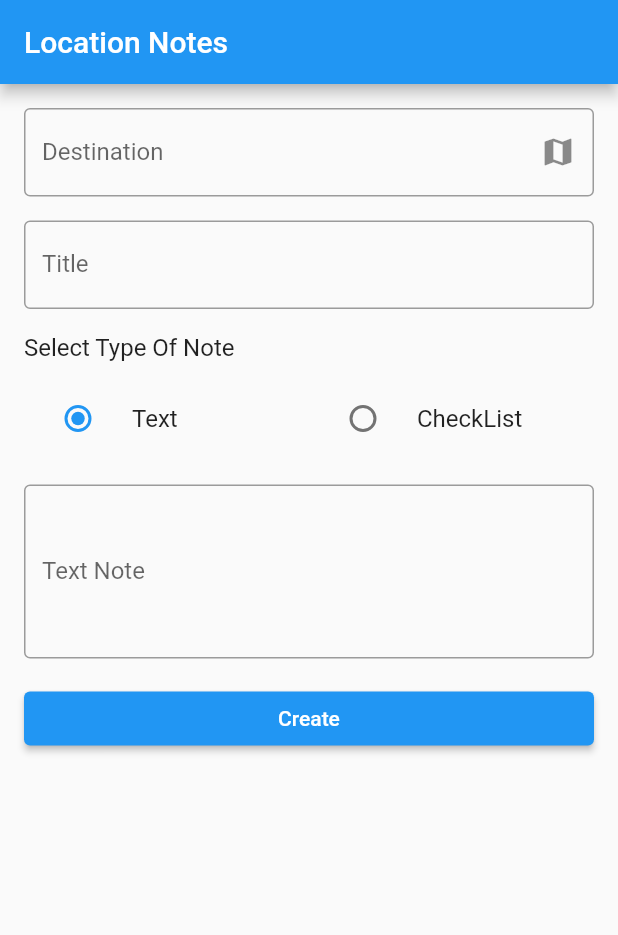
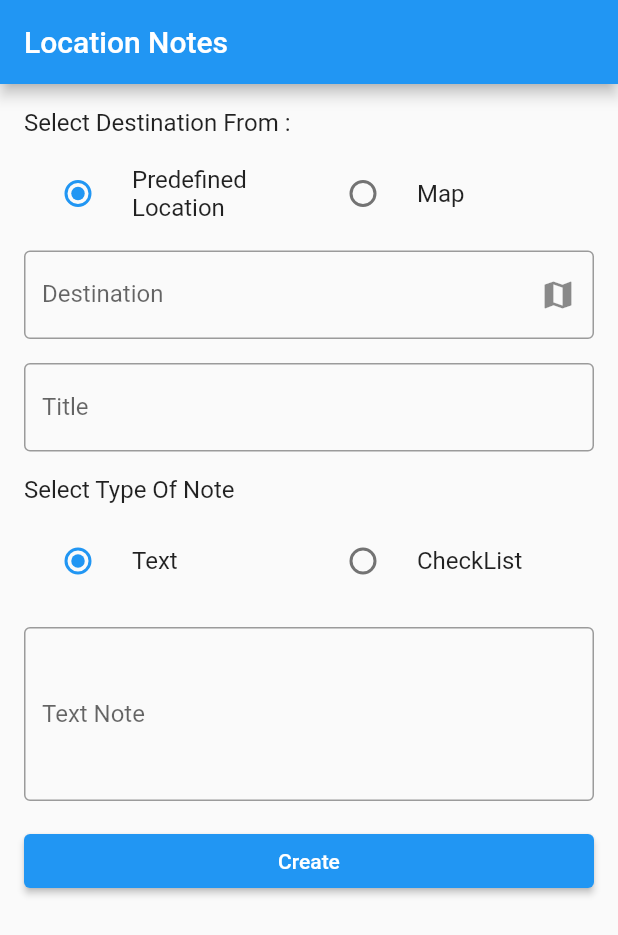
Before and after one commit to MS07062000/To_Do_List_App, a Flutter app: the AddNewNoteView screen opened directly, on a phone screen of 412 x 824 dp. Shown: the top 935 px of the screen. Run offline on Flutter 3.47's test engine with Material 2 defaults, Android fonts, the phone set to English and light mode, and no system bars; our stand-ins replace flutter_local_notifications, geolocator, hive_flutter, vibration; missing offline and left inert: flutter_osm_plugin, pointer_interceptor; accounts and stored records are empty.

Commit message:
Working on adding predefined location

```diff
--- a/lib/AddNoteScreen/add_new_note_view.dart
+++ b/lib/AddNoteScreen/add_new_note_view.dart
@@ -1,6 +1,7 @@
 import 'package:flutter/material.dart';
 import 'package:flutter/services.dart';
 import 'package:flutter_osm_plugin/flutter_osm_plugin.dart';
+import 'package:to_do_list_app/Database/predefined_location_model.dart';
 import 'package:to_do_list_app/Main/bottom_navbar_provider.dart';
 import 'package:to_do_list_app/Database/note_model.dart';
 import 'package:provider/provider.dart';
@@ -19,6 +20,9 @@ class AddNewNoteView extends StatefulWidget {
 
 class _AddNewNoteViewState extends State<AddNewNoteView> {
   final formKey = GlobalKey<FormState>();
+  String _destinationType = 'predefinedLocation';
+  late String _selectedLocation;
+  late List<dynamic> predefinedLocations;
   final TextEditingController _destinationController = TextEditingController();
   final TextEditingController _noteTitleController = TextEditingController();
   final TextEditingController _textNoteController = TextEditingController();
@@ -29,9 +33,13 @@ class _AddNewNoteViewState extends State<AddNewNoteView> {
   @override
   void initState() {
     super.initState();
+    getLocationName();
     if (widget.note != null) {
       // Initialize the form fields with the values from the existing note
+      _destinationType = 'map';
       _destinationController.text = widget.note!.destination;
+      _setSelectedLocation(widget.note!.destination);
+
       _noteTitleController.text = widget.note!.notetitle;
       if (widget.note!.textnote != null) {
         _textNoteController.text = widget.note!.textnote!;
@@ -56,6 +64,7 @@ class _AddNewNoteViewState extends State<AddNewNoteView> {
       _checkListController
           .addAll([TextEditingController(), TextEditingController()]);
       _checklistItems.addAll(['', '']);
+      _setSelectedLocation(null);
     }
   }
 
@@ -68,6 +77,35 @@ class _AddNewNoteViewState extends State<AddNewNoteView> {
     super.dispose();
   }
 
+  void _setSelectedLocation(String? coordinates) async {
+    dynamic locationName = await getLocation(coordinates!);
+    if (locationName != null) {
+      setState(() {
+        _selectedLocation = locationName;
+        _destinationController.text = '';
+        _destinationType = 'predefinedLocation';
+      });
+    } else {
+      setState(() {
+        _selectedLocation = predefinedLocations[0];
+        _destinationType = 'map';
+      });
+    }
+  }
+
+  Future<void> getLocationName() async {
+    List<dynamic> locationList = await getPredefinedLocations();
+    setState(() {
+      predefinedLocations = locationList;
+    });
+  }
+
+  void _onDestinationTypeChanged(String isPredefinedLocation) {
+    setState(() {
+      _destinationType = isPredefinedLocation;
+    });
+  }
+
   void _onDestinationTap() async {
     GeoPoint latLng = await Navigator.of(context).push(
       MaterialPageRoute(
@@ -76,6 +114,12 @@ class _AddNewNoteViewState extends State<AddNewNoteView> {
     );
     setState(() {
       _destinationController.text = '${latLng.latitude}, ${latLng.longitude}';
+    });
+  }
+
+  void _onPredefinedLocation(location) {
+    setState(() {
+      _selectedLocation = location;
     });
   }
 
@@ -118,6 +162,38 @@ class _AddNewNoteViewState extends State<AddNewNoteView> {
             child: Column(
               crossAxisAlignment: CrossAxisAlignment.stretch,
               children: [
+                const Text(
+                  'Select Destination From :',
+                  style: TextStyle(
+                    fontSize: 16.0,
+                    fontWeight: FontWeight.normal,
+                  ),
+                ),
+                const SizedBox(height: 10.0),
+                Row(
+                  children: [
+                    Expanded(
+                      child: RadioListTile(
+                        title: const Text('Predefined Location'),
+                        value: 'predefinedLocation',
+                        groupValue: _destinationType,
+                        onChanged: ((value) =>
+                            _onDestinationTypeChanged(value!)),
+                      ),
+                    ),
+                    Expanded(
+                      child: RadioListTile(
+                        title: const Text('Map'),
+                        value: 'map',
+                        groupValue: _destinationType,
+                        onChanged: ((value) =>
+                            _onDestinationTypeChanged(value!)),
+                      ),
+                    ),
+                  ],
+                ),
+                const SizedBox(height: 10.0),
+                if (_destinationType == 'predefinedLocation')
                   TextFormField(
                     decoration: const InputDecoration(
                       labelText: 'Destination',
@@ -127,6 +203,25 @@ class _AddNewNoteViewState extends State<AddNewNoteView> {
                     controller: _destinationController,
                     onTap: _onDestinationTap,
                     readOnly: true,
+                  )
+                else
+                  SizedBox(
+                    height: 150, // Set the maximum height of the dropdown menu
+                    child: SingleChildScrollView(
+                      child: DropdownButtonFormField(
+                          items: predefinedLocations
+                              .map<DropdownMenuItem<dynamic>>((dynamic value) {
+                            return DropdownMenuItem<String>(
+                              value: value,
+                              child: Text(
+                                value,
+                                style: const TextStyle(fontSize: 20),
+                              ),
+                            );
+                          }).toList(),
+                          value: _selectedLocation,
+                          onChanged: (value) => _onPredefinedLocation(value)),
+                    ),
                   ),
                 const SizedBox(height: 16.0),
                 TextFormField(
```
Also changed, not shown: lib/Database/predefined_location_model.dart (added, +61 -0 lines), lib/Notifications/notes_notification.dart (+6 -1 lines). Lines whose indentation alone changed are shown as unchanged.
